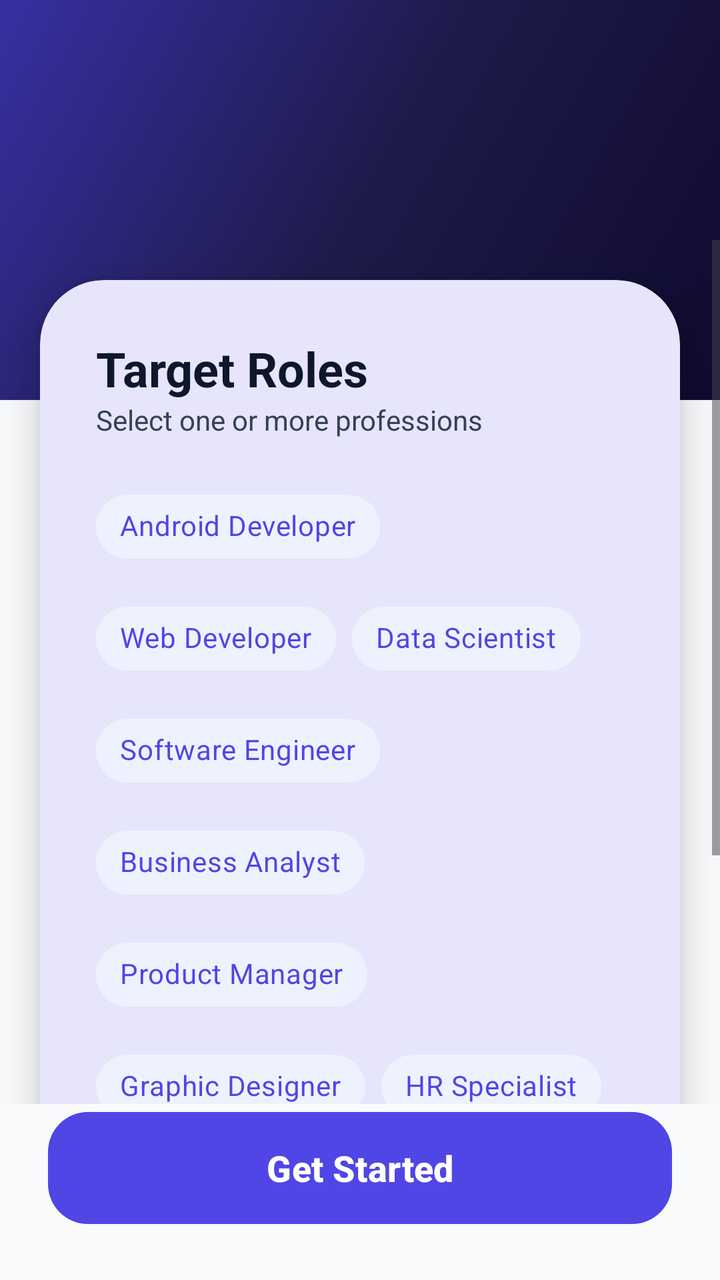
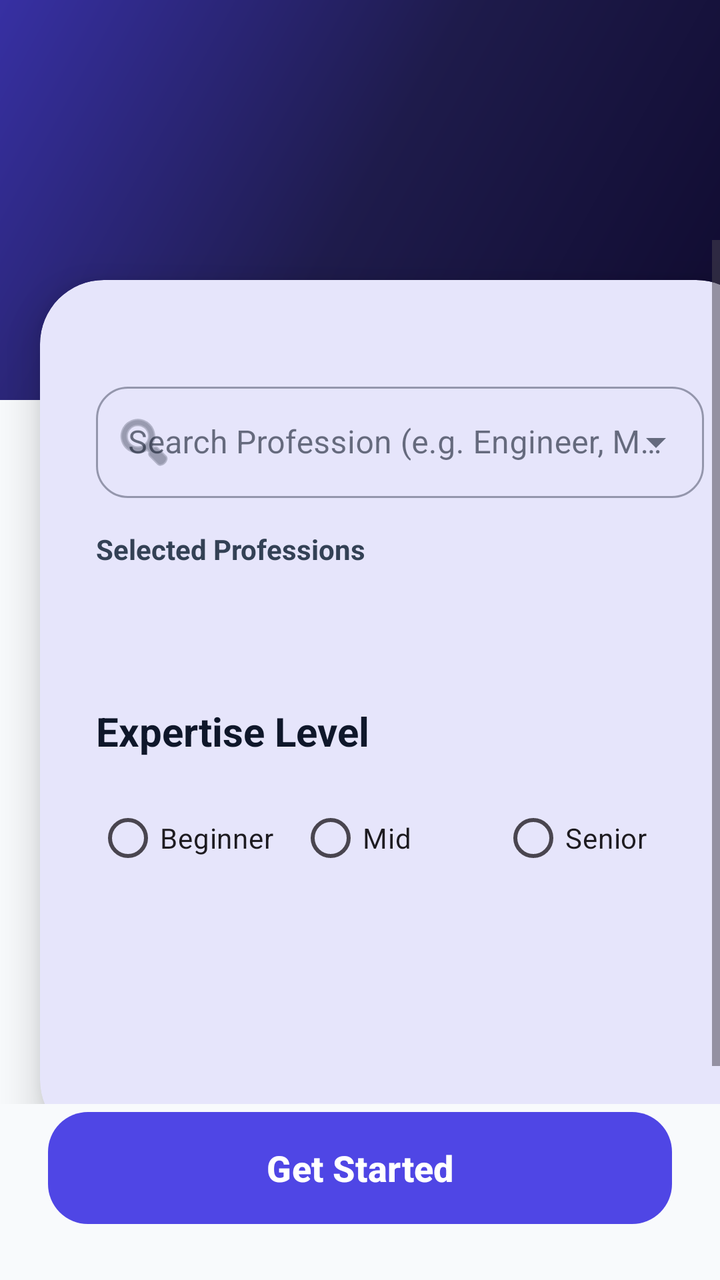

An Android layout rendered at two revisions. The XML below is the earlier revision; the diff shows what the commit changed to produce the second picture.
<!-- AndroidManifest.xml: application theme Theme.SkillSync -->
<!-- res/layout/fragment_onboarding.xml -->
<?xml version="1.0" encoding="utf-8"?>
<androidx.constraintlayout.widget.ConstraintLayout xmlns:android="http://schemas.android.com/apk/res/android"
    xmlns:app="http://schemas.android.com/apk/res-auto"
    xmlns:tools="http://schemas.android.com/tools"
    android:layout_width="match_parent"
    android:layout_height="match_parent"
    android:background="@color/background_gray">

    <View
        android:layout_width="match_parent"
        android:layout_height="200dp"
        android:background="@drawable/bg_login_gradient"
        app:layout_constraintTop_toTopOf="parent" />

    <ScrollView
        android:layout_width="match_parent"
        android:layout_height="0dp"
        android:fillViewport="true"
        android:layout_marginTop="120dp"
        app:layout_constraintTop_toTopOf="parent"
        app:layout_constraintBottom_toTopOf="@id/btnContinue">

        <com.google.android.material.card.MaterialCardView
            android:layout_width="match_parent"
            android:layout_height="wrap_content"
            android:layout_margin="20dp"
            app:cardCornerRadius="32dp"
            app:cardElevation="12dp"
            app:strokeWidth="0dp">

            <LinearLayout
                android:layout_width="match_parent"
                android:layout_height="wrap_content"
                android:orientation="vertical"
                android:padding="28dp">

                <TextView
                    android:id="@+id/tvRoleLabel"
                    android:layout_width="wrap_content"
                    android:layout_height="wrap_content"
                    android:text="Target Roles"
                    android:textSize="24sp"
                    android:textStyle="bold"
                    android:textColor="@color/text_primary_dark" />

                <TextView
                    android:layout_width="wrap_content"
                    android:layout_height="wrap_content"
                    android:text="Select one or more professions"
                    android:textSize="14sp"
                    android:textColor="@color/text_secondary"
                    android:layout_marginBottom="20dp" />

                <com.google.android.material.chip.ChipGroup
                    android:id="@+id/chipGroupRoles"
                    android:layout_width="match_parent"
                    android:layout_height="wrap_content"
                    app:chipSpacingHorizontal="8dp"
                    app:chipSpacingVertical="8dp">
                    
                    <com.google.android.material.chip.Chip
                        android:id="@+id/chipAndroid"
                        style="@style/Widget.MaterialComponents.Chip.Filter"
                        android:layout_width="wrap_content"
                        android:layout_height="wrap_content"
                        android:text="Android Developer"
                        app:chipBackgroundColor="@color/background_drop_area"
                        android:textColor="@color/primary" />
                    
                    <com.google.android.material.chip.Chip
                        android:id="@+id/chipWeb"
                        style="@style/Widget.MaterialComponents.Chip.Filter"
                        android:layout_width="wrap_content"
                        android:layout_height="wrap_content"
                        android:text="Web Developer"
                        app:chipBackgroundColor="@color/background_drop_area"
                        android:textColor="@color/primary" />

                    <com.google.android.material.chip.Chip
                        android:id="@+id/chipDataScience"
                        style="@style/Widget.MaterialComponents.Chip.Filter"
                        android:layout_width="wrap_content"
                        android:layout_height="wrap_content"
                        android:text="Data Scientist"
                        app:chipBackgroundColor="@color/background_drop_area"
                        android:textColor="@color/primary" />

                    <com.google.android.material.chip.Chip
                        android:id="@+id/chipSoftware"
                        style="@style/Widget.MaterialComponents.Chip.Filter"
                        android:layout_width="wrap_content"
                        android:layout_height="wrap_content"
                        android:text="Software Engineer"
                        app:chipBackgroundColor="@color/background_drop_area"
                        android:textColor="@color/primary" />

                    <com.google.android.material.chip.Chip
                        android:id="@+id/chipBusiness"
                        style="@style/Widget.MaterialComponents.Chip.Filter"
                        android:layout_width="wrap_content"
                        android:layout_height="wrap_content"
                        android:text="Business Analyst"
                        app:chipBackgroundColor="@color/background_drop_area"
                        android:textColor="@color/primary" />

                    <com.google.android.material.chip.Chip
                        android:id="@+id/chipProduct"
                        style="@style/Widget.MaterialComponents.Chip.Filter"
                        android:layout_width="wrap_content"
                        android:layout_height="wrap_content"
                        android:text="Product Manager"
                        app:chipBackgroundColor="@color/background_drop_area"
                        android:textColor="@color/primary" />

                    <com.google.android.material.chip.Chip
                        android:id="@+id/chipDesigner"
                        style="@style/Widget.MaterialComponents.Chip.Filter"
                        android:layout_width="wrap_content"
                        android:layout_height="wrap_content"
                        android:text="Graphic Designer"
                        app:chipBackgroundColor="@color/background_drop_area"
                        android:textColor="@color/primary" />

                    <com.google.android.material.chip.Chip
                        android:id="@+id/chipHR"
                        style="@style/Widget.MaterialComponents.Chip.Filter"
                        android:layout_width="wrap_content"
                        android:layout_height="wrap_content"
                        android:text="HR Specialist"
                        app:chipBackgroundColor="@color/background_drop_area"
                        android:textColor="@color/primary" />

                </com.google.android.material.chip.ChipGroup>

                <TextView
                    android:id="@+id/tvExpLabel"
                    android:layout_width="wrap_content"
                    android:layout_height="wrap_content"
                    android:text="Expertise Level"
                    android:textSize="20sp"
                    android:textStyle="bold"
                    android:textColor="@color/text_primary_dark"
                    android:layout_marginTop="40dp" />

                <RadioGroup
                    android:id="@+id/rgExperience"
                    android:layout_width="match_parent"
                    android:layout_height="wrap_content"
                    android:layout_marginTop="16dp"
                    android:orientation="horizontal">

                    <RadioButton
                        android:id="@+id/rbBeginner"
                        android:layout_width="0dp"
                        android:layout_height="wrap_content"
                        android:layout_weight="1"
                        android:text="Beginner"
                        android:buttonTint="@color/primary" />

                    <RadioButton
                        android:id="@+id/rbIntermediate"
                        android:layout_width="0dp"
                        android:layout_height="wrap_content"
                        android:layout_weight="1"
                        android:text="Mid"
                        android:buttonTint="@color/primary" />

                    <RadioButton
                        android:id="@+id/rbAdvanced"
                        android:layout_width="0dp"
                        android:layout_height="wrap_content"
                        android:layout_weight="1"
                        android:text="Senior"
                        android:buttonTint="@color/primary" />
                </RadioGroup>

            </LinearLayout>
        </com.google.android.material.card.MaterialCardView>
    </ScrollView>

    <com.google.android.material.button.MaterialButton
        android:id="@+id/btnContinue"
        android:layout_width="match_parent"
        android:layout_height="64dp"
        android:text="Get Started"
        android:textAllCaps="false"
        android:textSize="18sp"
        android:textStyle="bold"
        android:layout_margin="24dp"
        app:cornerRadius="20dp"
        app:backgroundTint="@color/primary"
        app:elevation="8dp"
        app:layout_constraintBottom_toBottomOf="parent" />

</androidx.constraintlayout.widget.ConstraintLayout>
<!-- resources referenced by this layout -->
<resources>
  <color name="background_drop_area">#EEF2FF</color>
  <color name="background_gray">#F8FAFC</color>
  <color name="primary">#4F46E5</color>
  <color name="text_primary_dark">#0F172A</color>
  <color name="text_secondary">#334155</color>
  <!-- drawable bg_login_gradient (drawable) -->
  <?xml version="1.0" encoding="utf-8"?>
  <shape xmlns:android="http://schemas.android.com/apk/res/android"
      android:shape="rectangle">
      <gradient
          android:startColor="#0F0A2E"
          android:centerColor="#1E1B4B"
          android:endColor="#3730A3"
          android:angle="135"
          android:type="linear" />
  </shape>
  <style name="Theme.SkillSync" parent="Base.Theme.SkillSync" />
  <style name="Base.Theme.SkillSync" parent="Theme.Material3.DayNight.NoActionBar">
          <item name="colorPrimary">@color/primary</item>
          <item name="colorPrimaryVariant">@color/primary_variant</item>
          <item name="colorOnPrimary">@color/white</item>
          <item name="colorSecondary">@color/secondary</item>
          <item name="colorSurface">@color/background_light</item>
          <item name="colorOnSurface">@color/text_primary_dark</item>
          <item name="android:windowBackground">@color/background_gray</item>
      </style>
  <color name="primary_variant">#3730A3</color>
  <color name="white">#FFFFFFFF</color>
  <color name="secondary">#EC4899</color>
  <color name="background_light">#FFFFFF</color>
</resources>

<!-- the commit's change to res/layout/fragment_onboarding.xml (unified diff, before → after) -->
@@ -34,102 +34,44 @@
                 android:orientation="vertical"
                 android:padding="28dp">
 
-                <TextView
-                    android:id="@+id/tvRoleLabel"
-                    android:layout_width="wrap_content"
+                <com.google.android.material.textfield.TextInputLayout
+                    android:id="@+id/tilRoleSearch"
+                    style="@style/Widget.MaterialComponents.TextInputLayout.OutlinedBox.ExposedDropdownMenu"
+                    android:layout_width="match_parent"
                     android:layout_height="wrap_content"
-                    android:text="Target Roles"
-                    android:textSize="24sp"
-                    android:textStyle="bold"
-                    android:textColor="@color/text_primary_dark" />
+                    android:layout_marginTop="20dp"
+                    android:layout_marginBottom="16dp"
+                    android:hint="Search Profession (e.g. Engineer, Manager)"
+                    app:startIconDrawable="@android:drawable/ic_menu_search"
+                    app:boxCornerRadiusTopStart="16dp"
+                    app:boxCornerRadiusTopEnd="16dp"
+                    app:boxCornerRadiusBottomStart="16dp"
+                    app:boxCornerRadiusBottomEnd="16dp">
+
+                    <AutoCompleteTextView
+                        android:id="@+id/atvRoleSearch"
+                        android:layout_width="match_parent"
+                        android:layout_height="wrap_content"
+                        android:inputType="text" />
+                </com.google.android.material.textfield.TextInputLayout>
 
                 <TextView
                     android:layout_width="wrap_content"
                     android:layout_height="wrap_content"
-                    android:text="Select one or more professions"
+                    android:text="Selected Professions"
                     android:textSize="14sp"
+                    android:textStyle="bold"
                     android:textColor="@color/text_secondary"
-                    android:layout_marginBottom="20dp" />
+                    android:layout_marginBottom="8dp" />
 
                 <com.google.android.material.chip.ChipGroup
                     android:id="@+id/chipGroupRoles"
                     android:layout_width="match_parent"
                     android:layout_height="wrap_content"
+                    android:layout_marginBottom="20dp"
                     app:chipSpacingHorizontal="8dp"
                     app:chipSpacingVertical="8dp">
                     
-                    <com.google.android.material.chip.Chip
-                        android:id="@+id/chipAndroid"
-                        style="@style/Widget.MaterialComponents.Chip.Filter"
-                        android:layout_width="wrap_content"
-                        android:layout_height="wrap_content"
-                        android:text="Android Developer"
-                        app:chipBackgroundColor="@color/background_drop_area"
-                        android:textColor="@color/primary" />
-                    
-                    <com.google.android.material.chip.Chip
-                        android:id="@+id/chipWeb"
-                        style="@style/Widget.MaterialComponents.Chip.Filter"
-                        android:layout_width="wrap_content"
-                        android:layout_height="wrap_content"
-                        android:text="Web Developer"
-                        app:chipBackgroundColor="@color/background_drop_area"
-                        android:textColor="@color/primary" />
-
-                    <com.google.android.material.chip.Chip
-                        android:id="@+id/chipDataScience"
-                        style="@style/Widget.MaterialComponents.Chip.Filter"
-                        android:layout_width="wrap_content"
-                        android:layout_height="wrap_content"
-                        android:text="Data Scientist"
-                        app:chipBackgroundColor="@color/background_drop_area"
-                        android:textColor="@color/primary" />
-
-                    <com.google.android.material.chip.Chip
-                        android:id="@+id/chipSoftware"
-                        style="@style/Widget.MaterialComponents.Chip.Filter"
-                        android:layout_width="wrap_content"
-                        android:layout_height="wrap_content"
-                        android:text="Software Engineer"
-                        app:chipBackgroundColor="@color/background_drop_area"
-                        android:textColor="@color/primary" />
-
-                    <com.google.android.material.chip.Chip
-                        android:id="@+id/chipBusiness"
-                        style="@style/Widget.MaterialComponents.Chip.Filter"
-                        android:layout_width="wrap_content"
-                        android:layout_height="wrap_content"
-                        android:text="Business Analyst"
-                        app:chipBackgroundColor="@color/background_drop_area"
-                        android:textColor="@color/primary" />
-
-                    <com.google.android.material.chip.Chip
-                        android:id="@+id/chipProduct"
-                        style="@style/Widget.MaterialComponents.Chip.Filter"
-                        android:layout_width="wrap_content"
-                        android:layout_height="wrap_content"
-                        android:text="Product Manager"
-                        app:chipBackgroundColor="@color/background_drop_area"
-                        android:textColor="@color/primary" />
-
-                    <com.google.android.material.chip.Chip
-                        android:id="@+id/chipDesigner"
-                        style="@style/Widget.MaterialComponents.Chip.Filter"
-                        android:layout_width="wrap_content"
-                        android:layout_height="wrap_content"
-                        android:text="Graphic Designer"
-                        app:chipBackgroundColor="@color/background_drop_area"
-                        android:textColor="@color/primary" />
-
-                    <com.google.android.material.chip.Chip
-                        android:id="@+id/chipHR"
-                        style="@style/Widget.MaterialComponents.Chip.Filter"
-                        android:layout_width="wrap_content"
-                        android:layout_height="wrap_content"
-                        android:text="HR Specialist"
-                        app:chipBackgroundColor="@color/background_drop_area"
-                        android:textColor="@color/primary" />
-
                 </com.google.android.material.chip.ChipGroup>
 
                 <TextView
<!-- resource entries referenced after the edit -->
@@ -1,6 +1,5 @@
 <!-- resources referenced by this layout -->
 <resources>
-  <color name="background_drop_area">#EEF2FF</color>
   <color name="background_gray">#F8FAFC</color>
   <color name="primary">#4F46E5</color>
   <color name="text_primary_dark">#0F172A</color>
